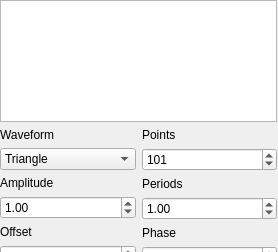
First picture: the form in stoner_tango/ui/widgets/waveform_generator.ui, repository stonerlab/Stoner-Tango, before the edit.
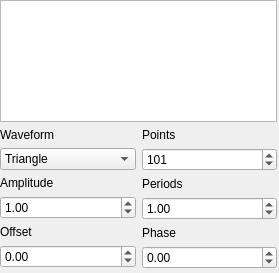
Second picture: the form after the edit. Custom widgets are drawn as their Qt base class.

Commit message: Start adding widget properties and signals

```diff
--- a/stoner_tango/ui/widgets/waveform_generator.ui
+++ b/stoner_tango/ui/widgets/waveform_generator.ui
@@ -6,8 +6,8 @@
    <rect>
     <x>0</x>
     <y>0</y>
-    <width>278</width>
-    <height>252</height>
+    <width>279</width>
+    <height>273</height>
    </rect>
   </property>
   <property name="sizePolicy">
```
The commit also changes 2 other files.
